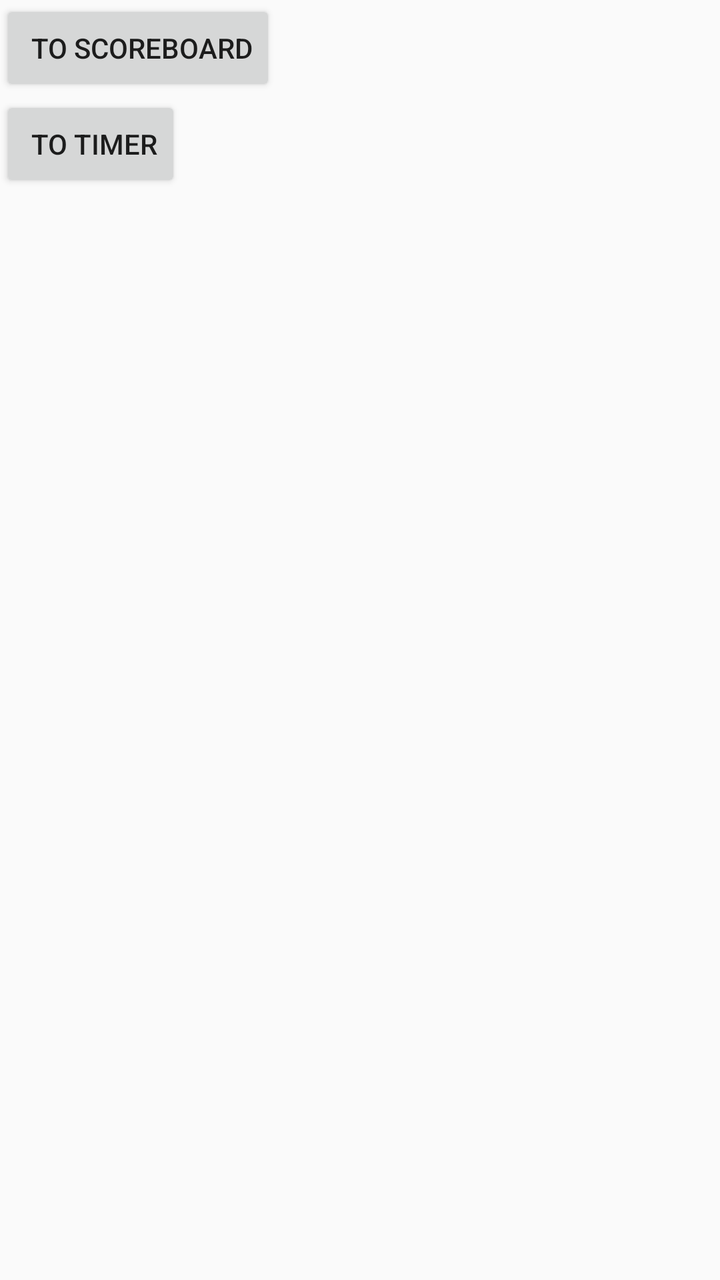
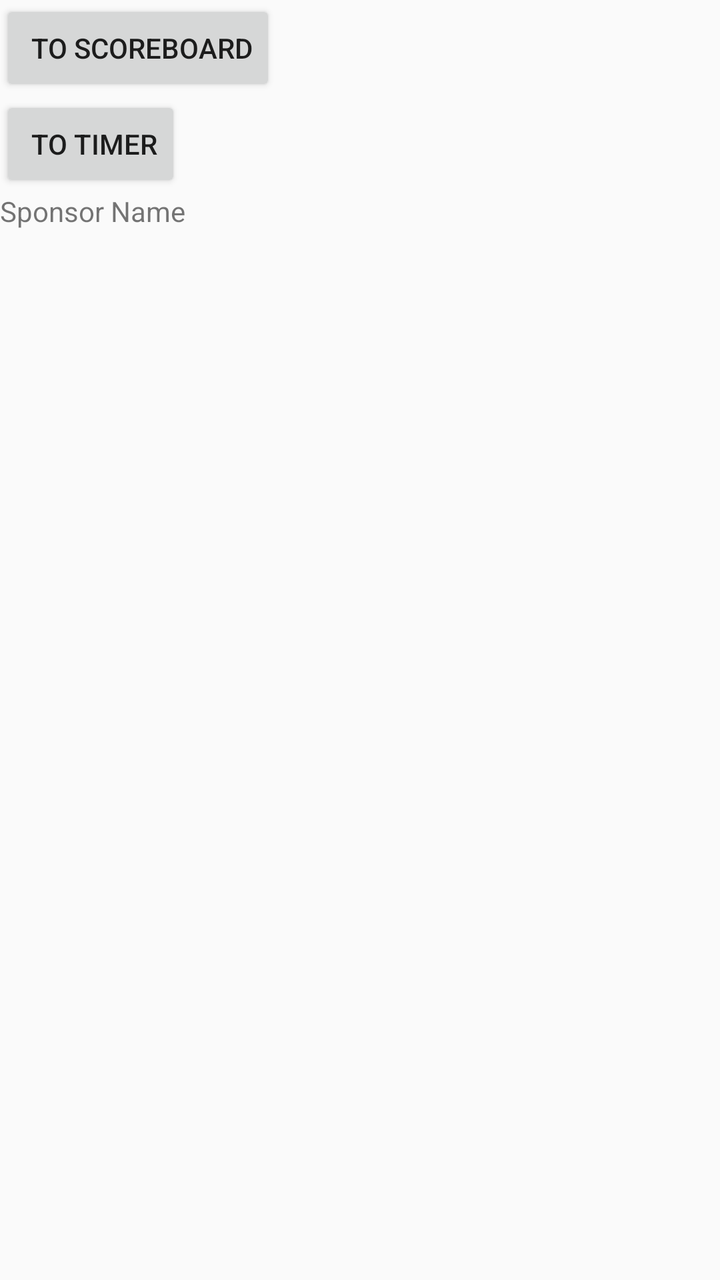

The first picture is an Android layout as it rendered before a commit; the second is the same layout after the commit. The layout source and the unified diff follow.
<!-- AndroidManifest.xml: application theme AppTheme -->
<!-- res/layout/home_fragment.xml -->
<?xml version="1.0" encoding="utf-8"?>
<LinearLayout xmlns:android="http://schemas.android.com/apk/res/android"
    android:orientation="vertical"
    android:layout_width="match_parent"
    android:layout_height="match_parent">

    <Button
        android:layout_width="wrap_content"
        android:layout_height="wrap_content"
        android:id="@+id/btn_scoreboard"
        android:text=" To Scoreboard"
        />
    <Button
        android:layout_width="wrap_content"
        android:layout_height="wrap_content"
        android:id="@+id/btn_timer"
        android:text=" To Timer"
        />
</LinearLayout>
<!-- resources referenced by this layout -->
<resources>
  <style name="AppTheme" parent="Theme.AppCompat.Light.DarkActionBar" />
</resources>

<!-- the commit's change to res/layout/home_fragment.xml (unified diff, before → after) -->
@@ -16,4 +16,10 @@
         android:id="@+id/btn_timer"
         android:text=" To Timer"
         />
+    <TextView
+        android:layout_width="wrap_content"
+        android:layout_height="wrap_content"
+        android:id="@+id/sponsorText"
+        android:text="Sponsor Name"
+        />
 </LinearLayout>
